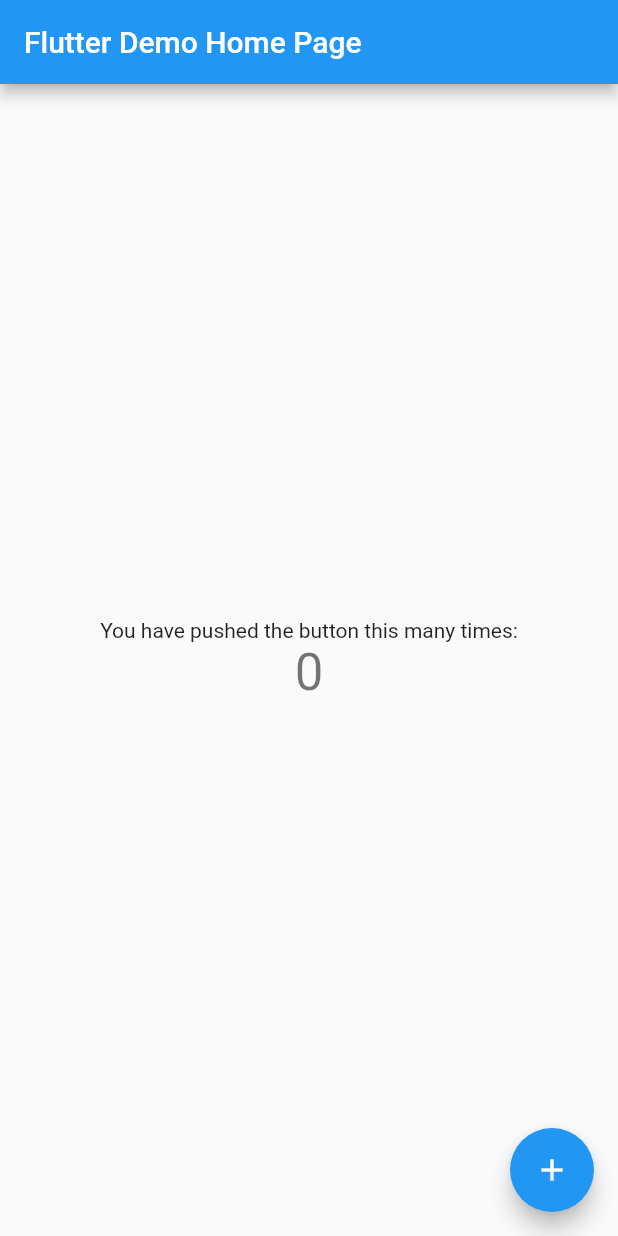
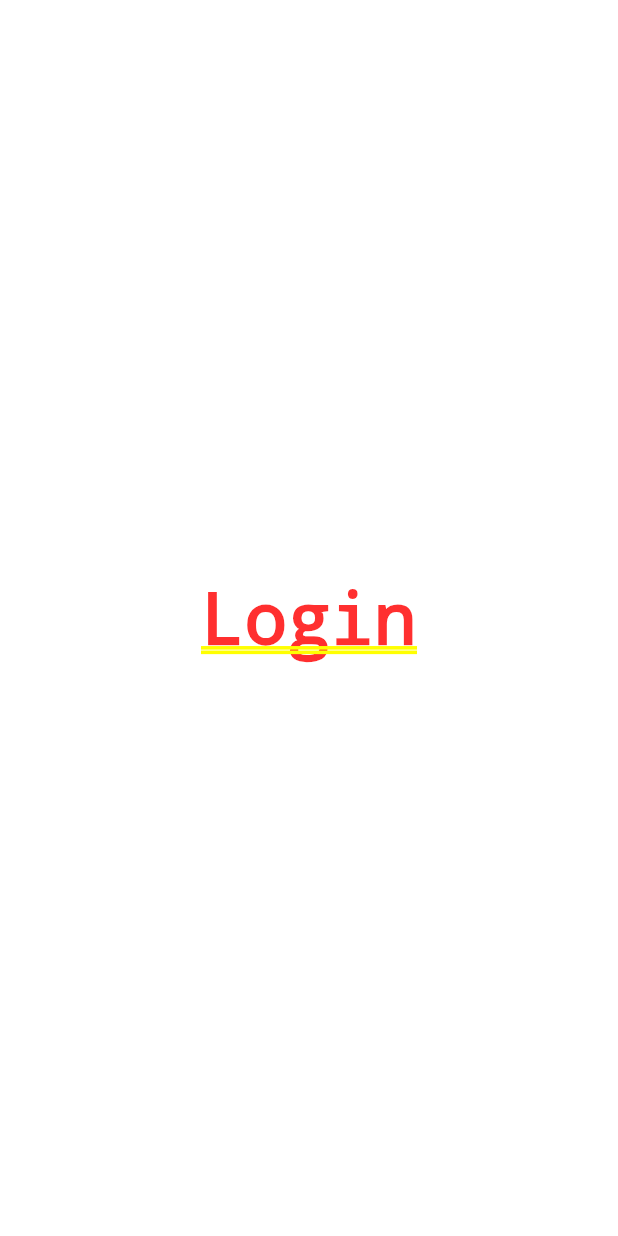
Before and after one commit to gabrielCaio/Kompress, a Flutter app: the screen it shows after launch, on a phone screen of 412 x 824 dp. Run offline on Flutter 3.47's test engine with Material 2 defaults, Android fonts, the phone set to English and light mode, and no system bars.

Commit message:
Adicionando instrucões e arrumando pastas

```diff
--- /dev/null
+++ b/mobile/lib/app/myapp.dart
@@ -0,0 +1,27 @@
+import 'package:flutter/material.dart';
+
+// Imports das paginas das aplicações
+import 'package:mobile/app/pages/login.dart';
+import 'package:mobile/app/pages/register.dart';
+
+class MyApp extends StatelessWidget {
+  const MyApp({Key? key}) : super(key: key);
+
+  @override
+  Widget build(BuildContext context) {
+    return MaterialApp(
+      // Tirar aquela faixa de debug que fica quando roda em desenvolvimeno
+      debugShowCheckedModeBanner: false,
+      title: "Kompress",
+      // Essa propriedade diz qual pagina vai ser a primeira a ser carregada
+      // ao iniciar a aplicação (Por enquanto esta a de login)
+      initialRoute: '/login',
+      // Aqui ficam todas as paginas da aplicação, a medida que forem adicionadas
+      // atualizar essa propriedade para poder navegar entre as paginas segue ex:
+      routes: {
+        '/login': (context) => const Login(),
+        '/register': (context) => const Register(),
+      },
+    );
+  }
+}
--- /dev/null
+++ b/mobile/lib/app/pages/login.dart
@@ -0,0 +1,14 @@
+import 'package:flutter/cupertino.dart';
+
+// Programar pagina de login aqui
+
+class Login extends StatelessWidget {
+  const Login({Key? key}) : super(key: key);
+
+  @override
+  Widget build(BuildContext context) {
+    return const Center(
+      child: Text("Login"),
+    );
+  }
+}
--- /dev/null
+++ b/mobile/lib/app/pages/register.dart
@@ -0,0 +1,12 @@
+import 'package:flutter/cupertino.dart';
+
+class Register extends StatelessWidget {
+  const Register({Key? key}) : super(key: key);
+
+  @override
+  Widget build(BuildContext context) {
+    return const Center(
+      child: Text("Login"),
+    );
+  }
+}
--- a/mobile/lib/main.dart
+++ b/mobile/lib/main.dart
@@ -1,67 +1,7 @@
 import 'package:flutter/material.dart';
+import 'package:mobile/app/myapp.dart';
 
-void main() {
-  runApp(const MyApp());
-}
+// Aplicação sendo importada do arquivo MyApp
+// Manter Este arquivo do jeito que está
 
-class MyApp extends StatelessWidget {
-  const MyApp({Key? key}) : super(key: key);
-
-  @override
-  Widget build(BuildContext context) {
-    return MaterialApp(
-      title: 'Flutter Demo',
-      theme: ThemeData(
-        primarySwatch: Colors.blue,
-      ),
-      home: const MyHomePage(title: 'Flutter Demo Home Page'),
-    );
-  }
-}
-
-class MyHomePage extends StatefulWidget {
-  const MyHomePage({Key? key, required this.title}) : super(key: key);
-
-  final String title;
-
-  @override
-  State<MyHomePage> createState() => _MyHomePageState();
-}
-
-class _MyHomePageState extends State<MyHomePage> {
-  int _counter = 0;
-
-  void _incrementCounter() {
-    setState(() {
-      _counter++;
-    });
-  }
-
-  @override
-  Widget build(BuildContext context) {
-    return Scaffold(
-      appBar: AppBar(
-        title: Text(widget.title),
-      ),
-      body: Center(
-        child: Column(
-          mainAxisAlignment: MainAxisAlignment.center,
-          children: <Widget>[
-            const Text(
-              'You have pushed the button this many times:',
-            ),
-            Text(
-              '$_counter',
-              style: Theme.of(context).textTheme.headline4,
-            ),
-          ],
-        ),
-      ),
-      floatingActionButton: FloatingActionButton(
-        onPressed: _incrementCounter,
-        tooltip: 'Increment',
-        child: const Icon(Icons.add),
-      ),
-    );
-  }
-}
+void main() => runApp(const MyApp());
```
Also changed, not shown: 3 other files.
